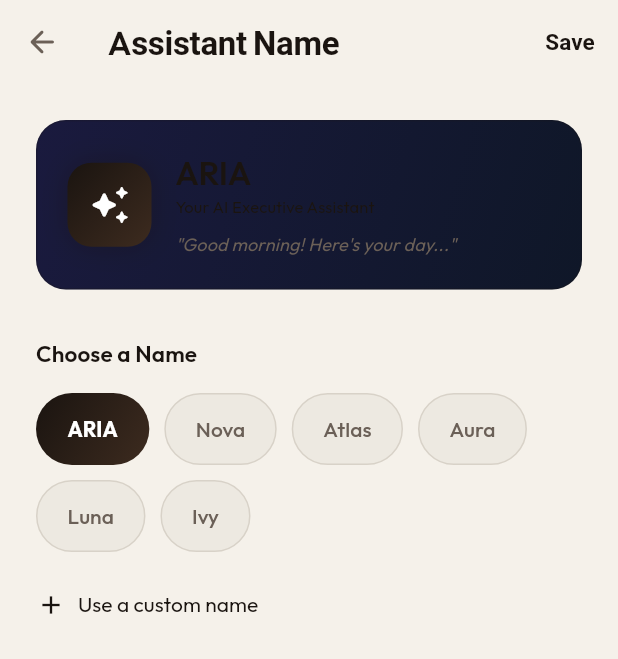
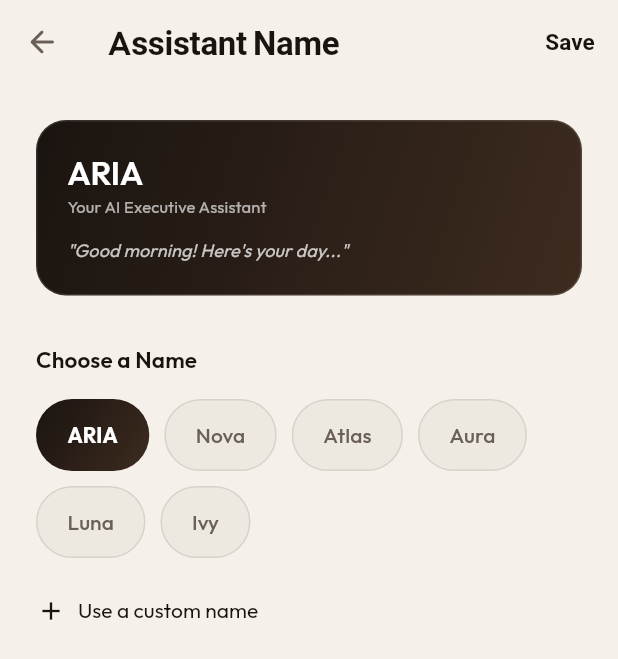
Before and after one commit to vidhihirenbhandari/ARIA, a Flutter app: the AssistantNameScreen screen opened by its route, on a phone screen of 412 x 824 dp. Shown: the top 659 px of the screen. Run offline on Flutter 3.47's test engine with Material 3 defaults, Android fonts, the phone set to English and light mode, and no system bars; our stand-ins replace dio, flutter_local_notifications, flutter_riverpod, flutter_tts, go_router, google_fonts and 3 more; missing offline and left inert: googleapis; accounts and stored records are empty.

Commit message:
feat: assistant name preview card uses active theme gradient
- Remove hardcoded navy gradient and sparkles icon
- Card now uses scheme.accent → scheme.accentSecondary gradient,
  matching the daily briefing card style
- Text colors updated to white-based for readability on any theme

Co-Authored-By: Claude Sonnet 4.6 <noreply@anthropic.com>
Claude-Session: https://claude.ai/code/session_01RFN1s99MGXv3D83ccWJSy8

```diff
--- a/mobile/lib/features/settings/presentation/screens/assistant_name_screen.dart
+++ b/mobile/lib/features/settings/presentation/screens/assistant_name_screen.dart
@@ -3,6 +3,8 @@ import 'package:flutter_riverpod/flutter_riverpod.dart';
 import '../../../../core/constants/app_colors.dart';
 import '../../../../core/constants/app_text_styles.dart';
 import '../providers/settings_provider.dart';
+import '../../../../core/theme/aria_color_scheme.dart';
+import '../../../../shared/providers/theme_provider.dart';
 
 class AssistantNameScreen extends ConsumerStatefulWidget {
   const AssistantNameScreen({super.key});
@@ -151,53 +153,38 @@ class _AssistantNameScreenState extends ConsumerState<AssistantNameScreen> {
     final displayName = _showCustomInput && _controller.text.isNotEmpty
         ? _controller.text
         : _previewName;
+    final themeIndex = ref.watch(themeIndexProvider);
+    final scheme = AriaColorScheme.presets[themeIndex.clamp(0, AriaColorScheme.presets.length - 1)];
 
     return Container(
       padding: const EdgeInsets.all(20),
       decoration: BoxDecoration(
-        gradient: const LinearGradient(
-          colors: [Color(0xFF1A1A3E), Color(0xFF0F1728)],
+        gradient: LinearGradient(
+          colors: [scheme.accent, scheme.accentSecondary],
           begin: Alignment.topLeft,
           end: Alignment.bottomRight,
         ),
         borderRadius: BorderRadius.circular(20),
-        border: Border.all(color: AppColors.accent.withOpacity(0.2)),
+        border: Border.all(color: Colors.white.withOpacity(0.12)),
       ),
-      child: Row(
-        children: [
-          Container(
-            width: 56,
-            height: 56,
-            decoration: BoxDecoration(
-              gradient: AppColors.accentGradient,
-              borderRadius: BorderRadius.circular(16),
-              boxShadow: [
-                BoxShadow(color: AppColors.accent.withOpacity(0.4), blurRadius: 16),
-              ],
-            ),
-            child: const Icon(Icons.auto_awesome_rounded, color: Colors.white, size: 28),
-          ),
-          const SizedBox(width: 16),
-          Column(
+      child: Column(
         crossAxisAlignment: CrossAxisAlignment.start,
         children: [
           Text(
             displayName.isEmpty ? 'ARIA' : displayName,
-                style: AppTextStyles.headlineLarge,
+            style: AppTextStyles.headlineLarge.copyWith(color: Colors.white),
           ),
           Text(
             'Your AI Executive Assistant',
-                style: AppTextStyles.caption.copyWith(color: AppColors.accent),
+            style: AppTextStyles.caption.copyWith(color: Colors.white.withOpacity(0.65)),
           ),
-              const SizedBox(height: 8),
+          const SizedBox(height: 12),
           Text(
             '"Good morning! Here\'s your day..."',
             style: AppTextStyles.bodySmall.copyWith(
-                  color: AppColors.textSecondary,
+              color: Colors.white.withOpacity(0.75),
               fontStyle: FontStyle.italic,
             ),
-              ),
-            ],
           ),
         ],
       ),
```
Lines whose indentation alone changed are shown as unchanged.
